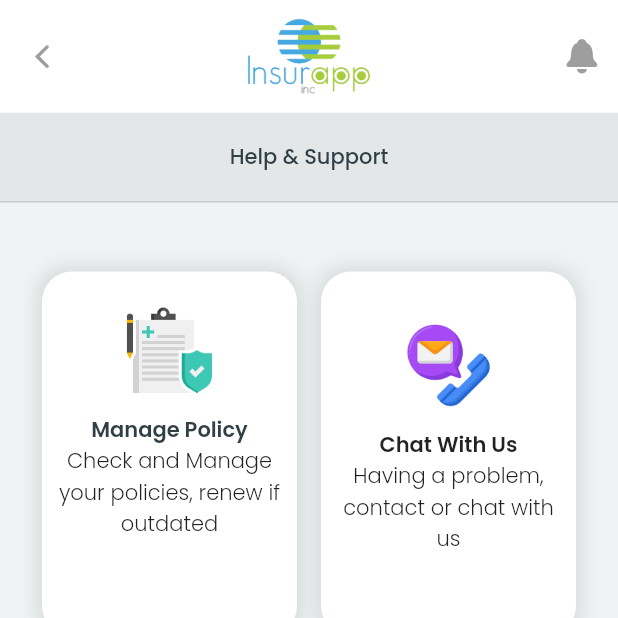
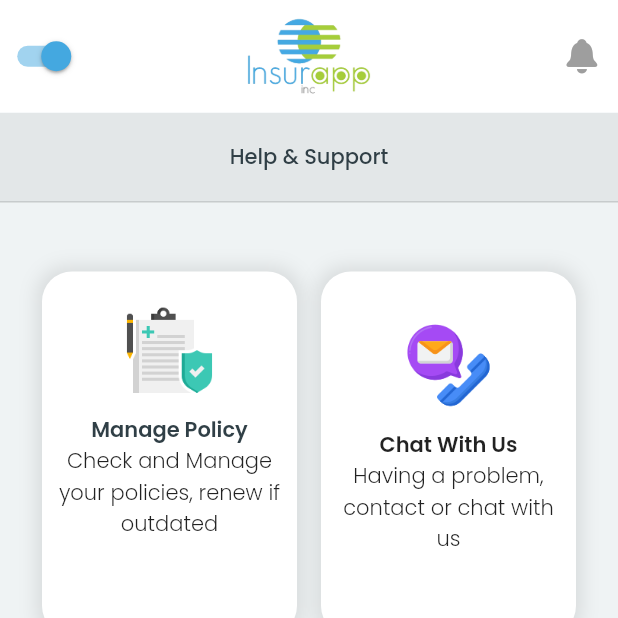
Before and after one commit to KhayJhay/Insurapp-main, a Flutter app: the Help_Support screen opened directly, on a phone screen of 412 x 824 dp, the top half of it. Run offline on Flutter 3.47's test engine with Material 2 defaults, Android fonts, the phone set to English and light mode, and no system bars; our stand-ins replace awesome_dialog, chat_bubbles, cloud_firestore, concentric_transition, firebase_auth, firebase_core and 10 more; accounts and stored records are empty; project files that could hold a hidden picture were left out.

Commit message:
Updated Version

```diff
--- a/lib/Home/profile_page.dart
+++ b/lib/Home/profile_page.dart
@@ -8,6 +8,7 @@ import 'package:lottie/lottie.dart';
 import 'package:provider/provider.dart';
 import '../Models/users.dart';
 import '../providers/theme_provider.dart';
+import 'change_theme_button_widget.dart';
 import 'checkerpage/checker_page.dart';
 class ProfilPage extends StatefulWidget {
   const ProfilPage({Key? key}) : super(key: key);
@@ -48,7 +49,7 @@ class _ProfilPageState extends State<ProfilPage> {
             height: 140,
             width: 200,
             child: Image.asset("assets/pngs/logobg1.png")),
-        leading: IconButton(onPressed: (){}, icon: Icon(CupertinoIcons.slider_horizontal_3, color: Colors.grey,size: 26,),),
+        leading: ChangeThemeButtonWidget(),
         actions: [
           IconButton(onPressed: (){}, icon: Icon(CupertinoIcons.bell_solid, color: Colors.grey,size: 26,),),
         ],
--- a/lib/Sub-menu/help&support/help&support.dart
+++ b/lib/Sub-menu/help&support/help&support.dart
@@ -8,6 +8,7 @@ import 'package:insurapp/Sub-menu/help&support/Road%20Assistance.dart';
 import 'package:provider/provider.dart';
 
 import '../../Home/Navigation_drawer/menu_widget.dart';
+import '../../Home/change_theme_button_widget.dart';
 import '../../providers/theme_provider.dart';
 class Help_Support extends StatelessWidget {
   const Help_Support({Key? key}) : super(key: key);
@@ -31,23 +32,13 @@ class Help_Support extends StatelessWidget {
             height: 140,
             width: 200,
             child: Image.asset("assets/pngs/logobg1.png")),
-        leading: IconButton(
-          onPressed: () {
-            Navigator.push(context, MaterialPageRoute(builder: (context) => Mainpage()));
-          },
-          icon: Icon(
-            CupertinoIcons.chevron_back,
-            color: Colors.grey,
-          ),
-        ),
+        leading: ChangeThemeButtonWidget(),
         actions: [
           IconButton(onPressed: (){}, icon: Icon(CupertinoIcons.bell_solid, color: Colors.grey,size: 26,),),
         ],
       ),
       body: SingleChildScrollView(
         child: Column(
-          crossAxisAlignment: CrossAxisAlignment.start,
-          mainAxisAlignment: MainAxisAlignment.start,
           children: [
             Container(
               height: 60,
@@ -284,6 +275,32 @@ class Help_Support extends StatelessWidget {
                 ),
               ),
             ),
+            Padding(
+              padding: const EdgeInsets.only(top: 30.0,),
+              child: InkWell(
+                onTap: (){
+                  Navigator.pop(context);
+                },
+                child: Container(
+                  width: 200,
+                  height: 60,
+                  decoration: BoxDecoration(
+                      color: welcome_color,
+                      borderRadius: BorderRadius.circular(30),
+                      border: Border.all(color: Colors.grey,width: 0.5)
+                  ),
+                  child: Center(
+                    child: Text("BACK",
+                      style: TextStyle(
+                        fontSize: 16,
+                        letterSpacing: 2,
+                        fontFamily: "Poppins-SemiBold",
+                      ),
+                    ),
+                  ),
+                ),
+              ),
+            ),
           ],
         ),
       ),
--- a/lib/Sub-menu/services.dart
+++ b/lib/Sub-menu/services.dart
@@ -33,6 +33,7 @@ class Services extends StatelessWidget {
           },
           icon: Icon(
             CupertinoIcons.chevron_back,
+            color: Colors.grey,
           ),
         ),
         actions: [
```
Also changed, not shown: lib/Sub-menu/settings_page.dart (+8 -1 lines), 1 other file.
